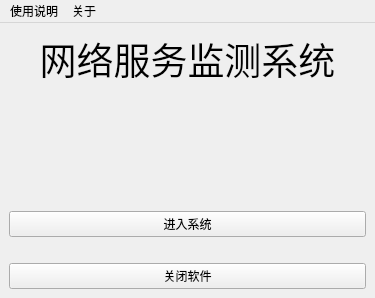
Before: the Qt Designer form Network-service/mainwindow.ui in x6035/-QT-, drawn with Qt 5.
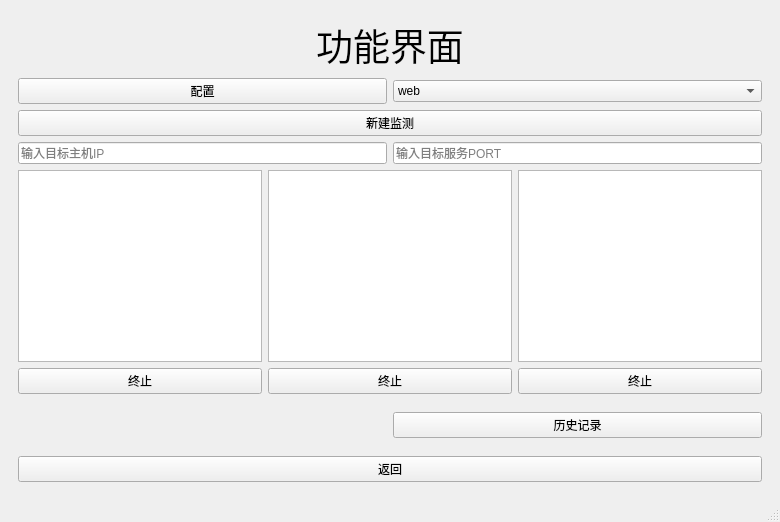
After: the same form once the commit is applied. The open tabs and pages were chosen to show the change.

Patch:
```diff
--- a/Network-service/mainwindow.ui
+++ b/Network-service/mainwindow.ui
@@ -6,8 +6,8 @@
    <rect>
     <x>0</x>
     <y>0</y>
-    <width>375</width>
-    <height>298</height>
+    <width>780</width>
+    <height>522</height>
    </rect>
   </property>
   <property name="windowTitle">
@@ -16,6 +16,13 @@
   <widget class="QWidget" name="centralwidget">
    <layout class="QGridLayout" name="gridLayout">
     <item row="0" column="0">
+     <widget class="QStackedWidget" name="stackedWidget">
+      <property name="currentIndex">
+       <number>2</number>
+      </property>
+      <widget class="QWidget" name="page">
+       <layout class="QGridLayout" name="gridLayout_2">
+        <item row="0" column="0">
      <layout class="QVBoxLayout" name="verticalLayout">
       <item>
        <widget class="QLabel" name="label">
@@ -79,29 +86,261 @@
     </item>
    </layout>
   </widget>
-  <widget class="QMenuBar" name="menuBar">
+      <widget class="QWidget" name="page_2">
+       <layout class="QGridLayout" name="gridLayout_3">
+        <item row="3" column="0" colspan="2">
+         <widget class="QPushButton" name="btn_new_task">
+          <property name="text">
+           <string>新建监测</string>
+          </property>
+         </widget>
+        </item>
+        <item row="5" column="0" colspan="2">
+         <layout class="QHBoxLayout" name="horizontalLayout_2">
+          <item>
+           <widget class="QLineEdit" name="edit_ip">
+            <property name="text">
+             <string/>
+            </property>
+            <property name="placeholderText">
+             <string>输入目标主机IP</string>
+            </property>
+           </widget>
+          </item>
+          <item>
+           <widget class="QLineEdit" name="edit_port">
+            <property name="text">
+             <string/>
+            </property>
+            <property name="placeholderText">
+             <string>输入目标服务PORT</string>
+            </property>
+           </widget>
+          </item>
+         </layout>
+        </item>
+        <item row="9" column="0" colspan="2">
+         <widget class="QPushButton" name="btn_back">
+          <property name="text">
+           <string>返回</string>
+          </property>
+         </widget>
+        </item>
+        <item row="0" column="0" colspan="2">
+         <widget class="QLabel" name="label_2">
+          <property name="font">
+           <font>
+            <pointsize>28</pointsize>
+           </font>
+          </property>
+          <property name="text">
+           <string>功能界面</string>
+          </property>
+          <property name="alignment">
+           <set>Qt::AlignCenter</set>
+          </property>
+         </widget>
+        </item>
+        <item row="7" column="0" colspan="2">
+         <layout class="QGridLayout" name="gridLayout_5">
+          <item row="1" column="1">
+           <widget class="QPushButton" name="end_task2">
+            <property name="text">
+             <string>终止</string>
+            </property>
+           </widget>
+          </item>
+          <item row="0" column="1">
+           <widget class="QTextBrowser" name="task2_disp"/>
+          </item>
+          <item row="0" column="0">
+           <widget class="QTextBrowser" name="task1_disp"/>
+          </item>
+          <item row="1" column="2">
+           <widget class="QPushButton" name="end_task3">
+            <property name="text">
+             <string>终止</string>
+            </property>
+           </widget>
+          </item>
+          <item row="1" column="0">
+           <widget class="QPushButton" name="end_task1">
+            <property name="text">
+             <string>终止</string>
+            </property>
+           </widget>
+          </item>
+          <item row="0" column="2">
+           <widget class="QTextBrowser" name="task3_disp"/>
+          </item>
+         </layout>
+        </item>
+        <item row="2" column="0">
+         <widget class="QPushButton" name="confBtn">
+          <property name="text">
+           <string>配置</string>
+          </property>
+         </widget>
+        </item>
+        <item row="2" column="1">
+         <widget class="QComboBox" name="comboBox">
+          <item>
+           <property name="text">
+            <string>web</string>
+           </property>
+          </item>
+          <item>
+           <property name="text">
+            <string>ftp</string>
+           </property>
+          </item>
+          <item>
+           <property name="text">
+            <string>smtp</string>
+           </property>
+          </item>
+         </widget>
+        </item>
+        <item row="8" column="0">
+         <spacer name="verticalSpacer_3">
+          <property name="orientation">
+           <enum>Qt::Vertical</enum>
+          </property>
+          <property name="sizeHint" stdset="0">
+           <size>
+            <width>20</width>
+            <height>40</height>
+           </size>
+          </property>
+         </spacer>
+        </item>
+        <item row="8" column="1">
+         <widget class="QPushButton" name="btn_openlog">
+          <property name="text">
+           <string>历史记录</string>
+          </property>
+         </widget>
+        </item>
+       </layout>
+      </widget>
+      <widget class="QWidget" name="page_3">
+       <layout class="QGridLayout" name="gridLayout_4">
+        <item row="7" column="2">
+         <widget class="QPushButton" name="btn_CancelConfig">
+          <property name="text">
+           <string>取消</string>
+          </property>
+         </widget>
+        </item>
+        <item row="5" column="1">
+         <widget class="QLineEdit" name="edit_appcode">
+          <property name="placeholderText">
+           <string>填写阿里云AppCode</string>
+          </property>
+         </widget>
+        </item>
+        <item row="0" column="1">
+         <widget class="QLabel" name="label_4">
+          <property name="text">
+           <string>配置填写
+注意：请至少选择一种报警方式</string>
+          </property>
+          <property name="alignment">
+           <set>Qt::AlignCenter</set>
+          </property>
+         </widget>
+        </item>
+        <item row="6" column="1">
+         <spacer name="verticalSpacer_4">
+          <property name="orientation">
+           <enum>Qt::Vertical</enum>
+          </property>
+          <property name="sizeHint" stdset="0">
+           <size>
+            <width>20</width>
+            <height>40</height>
+           </size>
+          </property>
+         </spacer>
+        </item>
+        <item row="1" column="1">
+         <widget class="QLineEdit" name="edit_mail">
+          <property name="text">
+           <string/>
+          </property>
+          <property name="placeholderText">
+           <string>填写接受邮箱</string>
+          </property>
+         </widget>
+        </item>
+        <item row="7" column="0">
+         <widget class="QPushButton" name="btn_saveconfig">
+          <property name="text">
+           <string>保存</string>
+          </property>
+         </widget>
+        </item>
+        <item row="1" column="0">
+         <widget class="QCheckBox" name="CB_mail">
+          <property name="text">
+           <string>邮件报警</string>
+          </property>
+          <property name="checked">
+           <bool>true</bool>
+          </property>
+         </widget>
+        </item>
+        <item row="4" column="0">
+         <widget class="QCheckBox" name="CB_phone">
+          <property name="text">
+           <string>短信报警</string>
+          </property>
+          <property name="checked">
+           <bool>true</bool>
+          </property>
+         </widget>
+        </item>
+        <item row="2" column="1">
+         <widget class="QLineEdit" name="edit_mail_send">
+          <property name="placeholderText">
+           <string>填写发送邮箱</string>
+          </property>
+         </widget>
+        </item>
+        <item row="3" column="1">
+         <widget class="QLineEdit" name="edit_sendmail_pwd">
+          <property name="placeholderText">
+           <string>填写发送邮箱授权码</string>
+          </property>
+         </widget>
+        </item>
+        <item row="4" column="1">
+         <widget class="QLineEdit" name="edit_phone">
+          <property name="text">
+           <string/>
+          </property>
+          <property name="placeholderText">
+           <string>填写手机号</string>
+          </property>
+         </widget>
+        </item>
+       </layout>
+      </widget>
+     </widget>
+    </item>
+   </layout>
+  </widget>
+  <widget class="QMenuBar" name="menubar">
    <property name="geometry">
     <rect>
      <x>0</x>
      <y>0</y>
-     <width>375</width>
+     <width>780</width>
      <height>21</height>
     </rect>
    </property>
-   <widget class="QMenu" name="menu">
-    <property name="title">
-     <string>使用说明</string>
-    </property>
-    <addaction name="separator"/>
-   </widget>
-   <widget class="QMenu" name="menu_2">
-    <property name="title">
-     <string>关于</string>
-    </property>
-   </widget>
-   <addaction name="menu"/>
-   <addaction name="menu_2"/>
-  </widget>
+  </widget>
+  <widget class="QStatusBar" name="statusbar"/>
  </widget>
  <resources/>
  <connections/>
```
Lines whose indentation alone changed are shown as unchanged.
